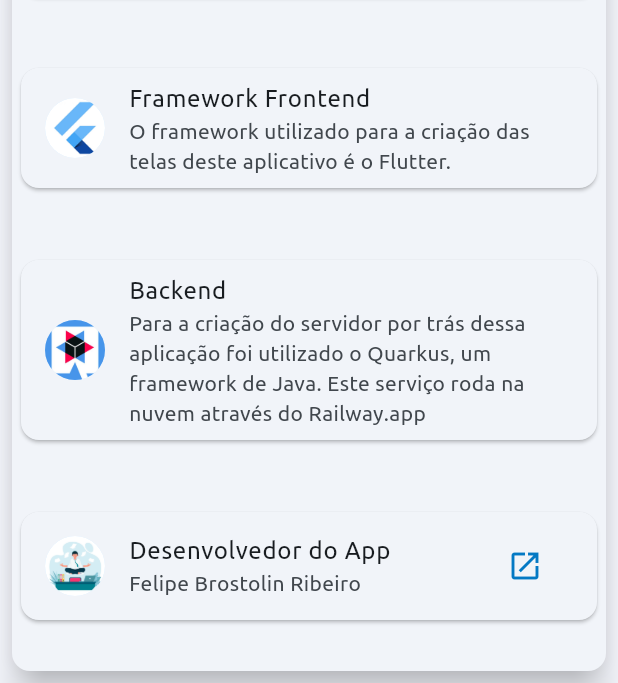
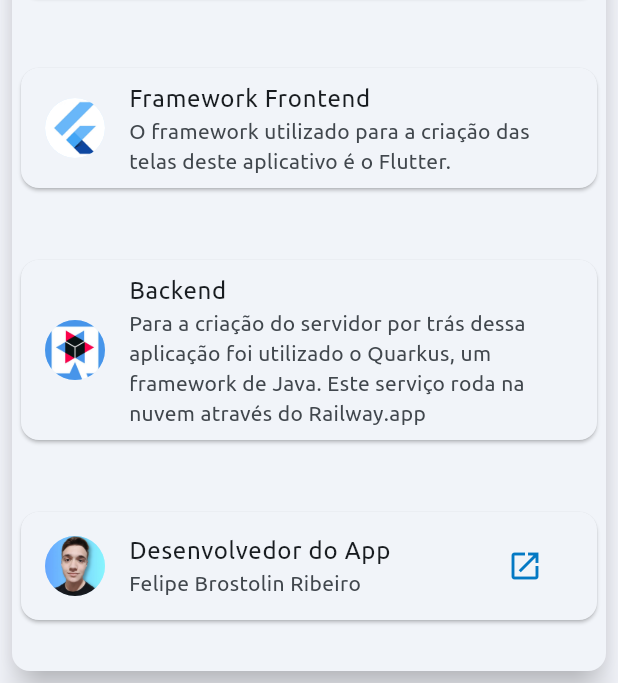
Before and after one commit to Ferps53/Scheduler, a Flutter app: the InfoScreen screen opened by its route, on a phone screen of 412 x 824 dp, the part 553-1236 px from its top. Run offline on Flutter 3.47's test engine with Material 3 defaults, Android fonts, the phone set to English and light mode, and no system bars; our stand-ins replace firebase_core, firebase_messaging, shared_preferences; accounts and stored records are empty; generated files the repository leaves out were written again.

Commit message:
Foto do Desenvolvedor alterada

```diff
--- a/lib/src/view/info/widgets/info_developer_card.dart
+++ b/lib/src/view/info/widgets/info_developer_card.dart
@@ -8,7 +8,7 @@ class _InfoDeveloperCard extends StatelessWidget {
     return Card(
       child: ListTile(
         leading: const CircleAvatar(
-          backgroundImage: AssetImage("assets/images/relaxed.jpg"),
+          backgroundImage: AssetImage("assets/images/creator.png"),
         ),
         title: const Text("Desenvolvedor do App"),
         subtitle: const Text("Felipe Brostolin Ribeiro"),
--- a/pubspec.yaml
+++ b/pubspec.yaml
@@ -88,6 +88,7 @@ flutter:
     - assets/icons/icon.png
     - assets/images/flutter_framework.jpg
     - assets/images/quarkus.jpg
+    - assets/images/creator.png
 
   # assets:
   #   - images/a_dot_burr.jpeg
```
Also changed, not shown: assets/images/creator.png (added), pubspec.lock.
